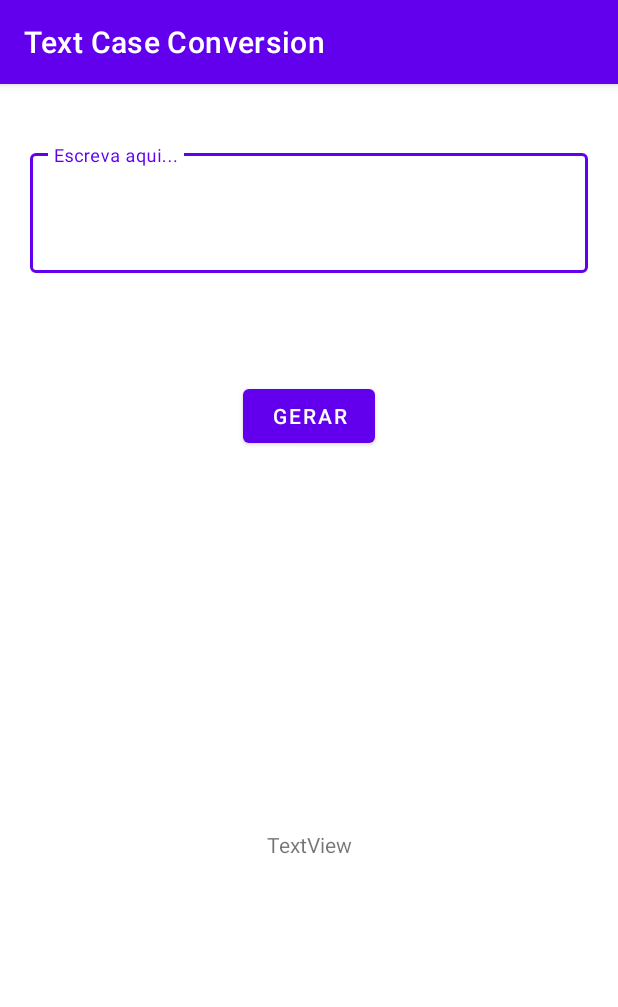
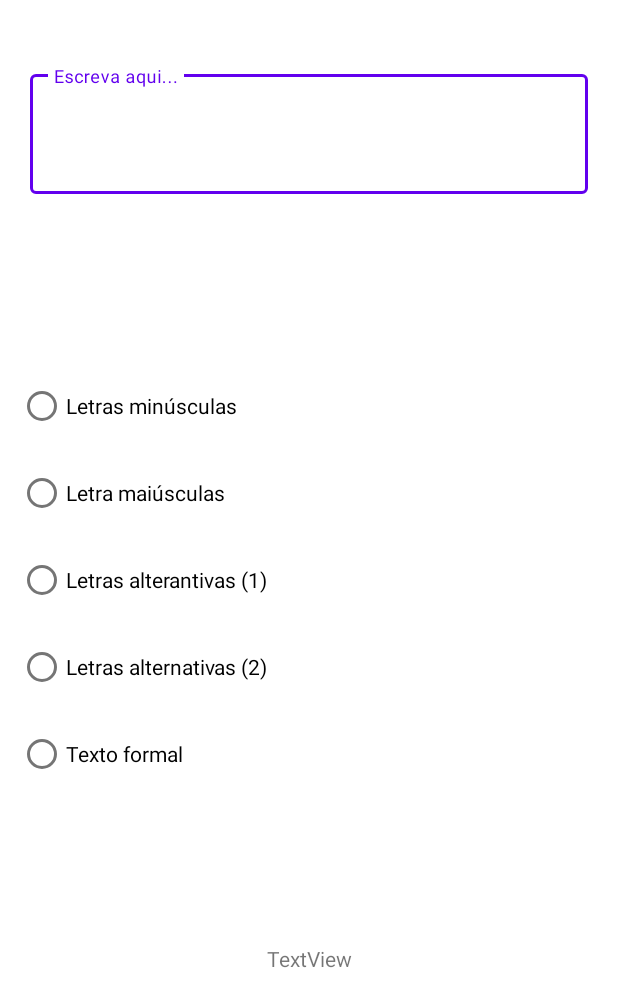
Before and after one commit to GustavoHenriqueDK/text-case-conversion, an Android app: the screen it shows after launch (MainActivity), on a phone screen of 412 x 824 dp. Shown: the top 1007 px of the screen. Run offline under Robolectric (Android 15) with nearby library versions, the phone set to English and light mode, and no system bars.

Commit message:
- radio button added;

```diff
--- a/app/src/main/java/com/example/textcaseconversion/MainActivity.kt
+++ b/app/src/main/java/com/example/textcaseconversion/MainActivity.kt
@@ -9,21 +9,10 @@ class MainActivity : AppCompatActivity() {
     override fun onCreate(savedInstanceState: Bundle?) {
         super.onCreate(savedInstanceState)
         setContentView(R.layout.activity_main)
-
+        supportActionBar!!.hide()
         testMethod()
     }
 
     private fun testMethod() {
-        var counter = 1
-        buttonGenerate.setOnClickListener {
-            //Just for testing :p
-            if (counter == 2) {
-                textView.text = editTextText.text.toString().toUpperCase(Locale.ROOT)
-                counter--
-            } else {
-                textView.text = editTextText.text.toString().toLowerCase(Locale.ROOT)
-                counter++
-            }
-        }
     }
 }
--- a/app/src/main/res/layout/activity_main.xml
+++ b/app/src/main/res/layout/activity_main.xml
@@ -27,8 +27,8 @@
             android:layout_weight="1"
             android:drawablePadding="10dp"
             android:ems="10"
+            android:gravity="start"
             android:hint="Escreva aqui..."
-            android:gravity="start"
             android:inputType="textMultiLine"
             android:textSize="17sp"
             app:layout_constraintBottom_toBottomOf="parent"
@@ -40,17 +40,6 @@
 
     </com.google.android.material.textfield.TextInputLayout>
 
-    <Button
-        android:id="@+id/buttonGenerate"
-        android:layout_width="wrap_content"
-        android:layout_height="wrap_content"
-        android:text="GERAR"
-        app:layout_constraintBottom_toBottomOf="parent"
-        app:layout_constraintEnd_toEndOf="parent"
-        app:layout_constraintStart_toStartOf="parent"
-        app:layout_constraintTop_toBottomOf="@+id/textInputLayoutText"
-        app:layout_constraintVertical_bias="0.120000005" />
-
     <TextView
         android:id="@+id/textView"
         android:layout_width="wrap_content"
@@ -59,6 +48,53 @@
         app:layout_constraintBottom_toBottomOf="parent"
         app:layout_constraintEnd_toEndOf="parent"
         app:layout_constraintStart_toStartOf="parent"
-        app:layout_constraintTop_toBottomOf="@+id/buttonGenerate" />
+        app:layout_constraintTop_toBottomOf="@+id/textInputLayoutText"
+        app:layout_constraintVertical_bias="0.74" />
+
+    <RadioGroup
+        android:layout_width="wrap_content"
+        android:layout_height="wrap_content"
+        app:layout_constraintBottom_toBottomOf="parent"
+        app:layout_constraintEnd_toEndOf="parent"
+        app:layout_constraintHorizontal_bias="0.05"
+        app:layout_constraintStart_toStartOf="parent"
+        app:layout_constraintTop_toBottomOf="@+id/textInputLayoutText"
+        app:layout_constraintVertical_bias="0.29000002">
+
+        <RadioButton
+            android:id="@+id/radioButtonLowerCase"
+            android:layout_width="match_parent"
+            android:layout_height="wrap_content"
+            android:layout_marginBottom="10dp"
+            android:text="@string/radio_button_lowercase" />
+
+        <RadioButton
+            android:id="@+id/radioButtonUppercase"
+            android:layout_width="match_parent"
+            android:layout_height="wrap_content"
+            android:layout_marginBottom="10dp"
+            android:text="@string/radio_button_uppercase" />
+
+        <RadioButton
+            android:id="@+id/radioButtonAlternativeCase"
+            android:layout_width="match_parent"
+            android:layout_height="wrap_content"
+            android:layout_marginBottom="10dp"
+            android:text="@string/radio_button_alternative_case_1" />
+
+        <RadioButton
+            android:id="@+id/radioButtonAlternativeCase2"
+            android:layout_width="match_parent"
+            android:layout_height="wrap_content"
+            android:layout_marginBottom="10dp"
+            android:text="@string/radio_button_alternative_case_2" />
+
+        <RadioButton
+            android:id="@+id/radioButtonFormalText"
+            android:layout_width="match_parent"
+            android:layout_height="wrap_content"
+            android:layout_marginBottom="10dp"
+            android:text="@string/radio_button_formal_text" />
+    </RadioGroup>
 
 </androidx.constraintlayout.widget.ConstraintLayout>
--- a/app/src/main/res/values/colors.xml
+++ b/app/src/main/res/values/colors.xml
@@ -1,6 +1,6 @@
 <?xml version="1.0" encoding="utf-8"?>
 <resources>
     <color name="colorPrimary">#6200EE</color>
-    <color name="colorPrimaryDark">#3700B3</color>
-    <color name="colorAccent">#03DAC5</color>
+    <color name="colorPrimaryDark">#6200EE</color>
+    <color name="colorAccent">#6200EE</color>
 </resources>
--- a/app/src/main/res/values/strings.xml
+++ b/app/src/main/res/values/strings.xml
@@ -1,3 +1,8 @@
 <resources>
     <string name="app_name">Text Case Conversion</string>
+    <string name="radio_button_lowercase">Letras minúsculas</string>
+    <string name="radio_button_uppercase">Letra maiúsculas</string>
+    <string name="radio_button_alternative_case_1">Letras alterantivas (1)</string>
+    <string name="radio_button_alternative_case_2">Letras alternativas (2)</string>
+    <string name="radio_button_formal_text">Texto formal</string>
 </resources>
```
